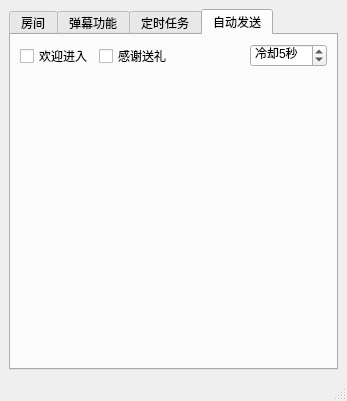
This is mainwindow.ui in iwxyi/Bilibili-MagicalDanmaku as Qt 5 draws it before an edit. The edited form follows.
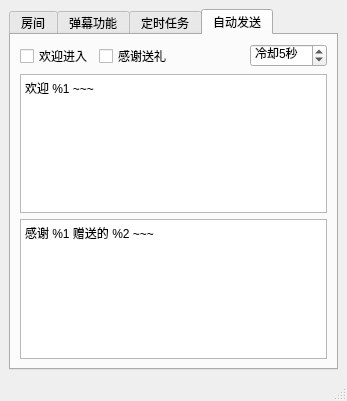
This is the edited form.

Commit message: 添加自定义随机欢迎语

Diff of the .ui file:
```diff
--- a/mainwindow.ui
+++ b/mainwindow.ui
@@ -368,6 +368,26 @@
           </item>
          </layout>
         </item>
+        <item>
+         <widget class="QPlainTextEdit" name="autoWelcomeWordsEdit">
+          <property name="plainText">
+           <string>欢迎 %1 ~~~</string>
+          </property>
+          <property name="placeholderText">
+           <string>欢迎语，多行随机发送一行</string>
+          </property>
+         </widget>
+        </item>
+        <item>
+         <widget class="QPlainTextEdit" name="autoThankWordsEdit">
+          <property name="plainText">
+           <string>感谢 %1 赠送的 %2 ~~~</string>
+          </property>
+          <property name="placeholderText">
+           <string>欢迎语，多行随机发送一行</string>
+          </property>
+         </widget>
+        </item>
         <item>
          <spacer name="verticalSpacer_3">
           <property name="orientation">
```
The commit also changes 3 other files.
